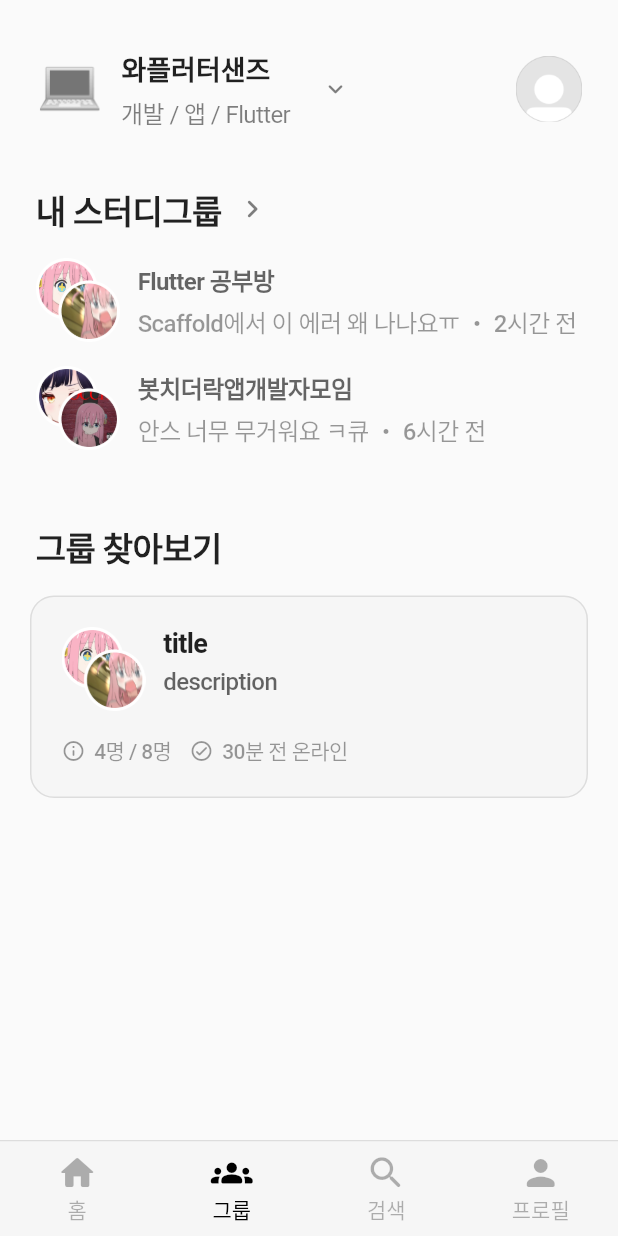
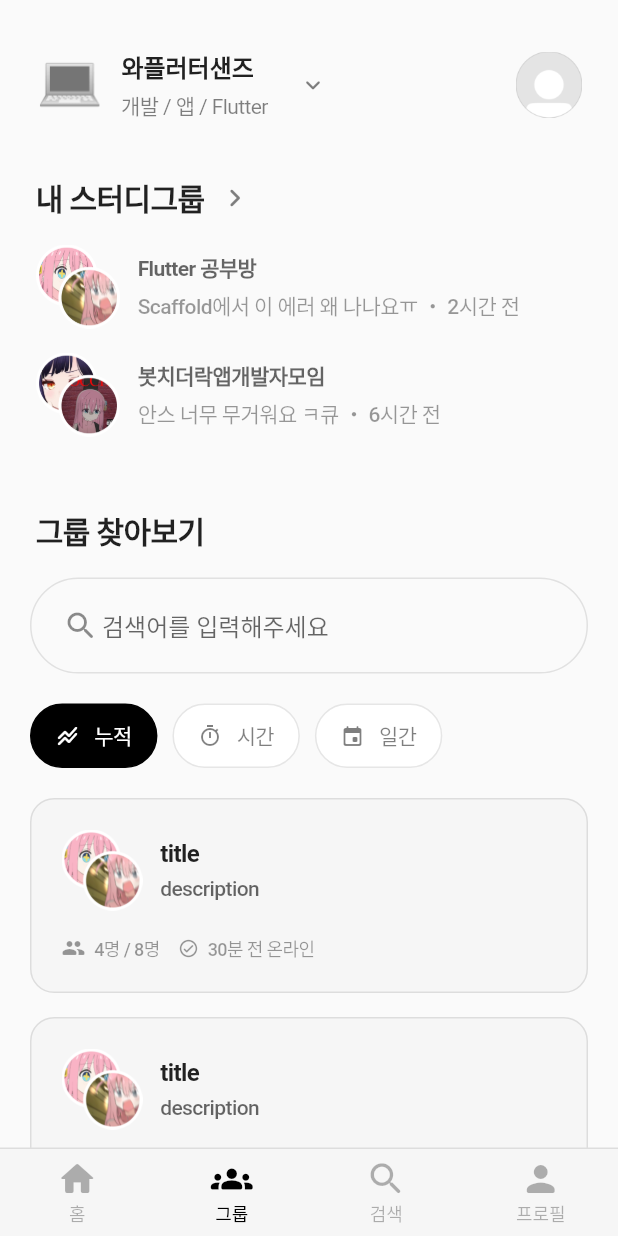
Before and after one commit to fxxntrbl/kscy-2023-frontend, a Flutter app: the screen it shows after launch, item 2 of the bottom bar chosen, on a phone screen of 412 x 824 dp. Run offline on Flutter 3.47's test engine with Material 2 defaults, Android fonts, the phone set to English and light mode, and no system bars; our stand-ins replace tuple; Roboto replaces fonts that are missing (Pretendard).

Commit message:
feat(social): search

```diff
--- a/lib/main.dart
+++ b/lib/main.dart
@@ -16,6 +16,12 @@ class MyApp extends StatelessWidget {
   Widget build(BuildContext context) {
     return MaterialApp(
       title: 'Flutter Demo',
+      builder: (context, child) => MediaQuery(
+        data: MediaQuery.of(context).copyWith(
+          textScaleFactor: 1.0,
+        ),
+        child: child!,
+      ),
       theme: ThemeData(
         fontFamily: 'Pretendard',
         backgroundColor: Colors.white,
@@ -77,8 +83,8 @@ class _MyHomePageState extends State<MyHomePage> {
           ],
           selectedItemColor: Colors.black,
           unselectedItemColor: Color.fromRGBO(0, 0, 0, 0.3),
-          unselectedFontSize: 14,
-          selectedFontSize: 14,
+          unselectedFontSize: 12,
+          selectedFontSize: 12,
         ),
       ),
     );
--- a/lib/pages/home/daily.dart
+++ b/lib/pages/home/daily.dart
@@ -28,7 +28,7 @@ class DailyPage extends StatelessWidget {
                   "오늘 할당된 과제",
                   style: TextStyle(
                       fontWeight: FontWeight.w600,
-                      fontSize: 22,
+                      fontSize: 20,
                       letterSpacing: -0.4),
                 ),
               ),
--- a/lib/pages/social.dart
+++ b/lib/pages/social.dart
@@ -2,6 +2,8 @@ import 'package:flutter/material.dart';
 import 'package:flutter/src/widgets/container.dart';
 import 'package:flutter/src/widgets/framework.dart';
 import 'package:kscy_2023_frontend/widgets/chat.dart';
+import 'package:kscy_2023_frontend/widgets/search.dart';
+import 'package:kscy_2023_frontend/widgets/search_tag.dart';
 import '../widgets/topbar.dart';
 import 'package:kscy_2023_frontend/widgets/chat_suggestion.dart';
 
@@ -15,7 +17,8 @@ class SocialPage extends StatefulWidget {
 class _SocialPageState extends State<SocialPage> {
   @override
   Widget build(BuildContext context) {
-    return Container(
+    return SingleChildScrollView(
+      child: Container(
         child: Column(
           crossAxisAlignment: CrossAxisAlignment.start,
           children: [
@@ -32,7 +35,7 @@ class _SocialPageState extends State<SocialPage> {
                         "내 스터디그룹",
                         style: TextStyle(
                             fontWeight: FontWeight.w600,
-                          fontSize: 22,
+                            fontSize: 20,
                             letterSpacing: -0.4),
                       ),
                       const SizedBox(
@@ -75,7 +78,7 @@ class _SocialPageState extends State<SocialPage> {
                         "그룹 찾아보기",
                         style: TextStyle(
                             fontWeight: FontWeight.w600,
-                          fontSize: 22,
+                            fontSize: 20,
                             letterSpacing: -0.4),
                       ),
                     ],
@@ -86,13 +89,71 @@ class _SocialPageState extends State<SocialPage> {
                 ],
               ),
             ),
+            SearchBar(),
+            const SizedBox(
+              height: 20,
+            ),
+            Padding(
+              padding: const EdgeInsets.symmetric(horizontal: 20),
+              child: Row(
+                crossAxisAlignment: CrossAxisAlignment.center,
+                children: [
+                  SearchTag(
+                    icon: Icons.stacked_line_chart_rounded,
+                    title: "누적",
+                    enabled: true,
+                  ),
+                  const SizedBox(
+                    width: 10,
+                  ),
+                  SearchTag(
+                    icon: Icons.timer_outlined,
+                    title: "시간",
+                    enabled: false,
+                  ),
+                  const SizedBox(
+                    width: 10,
+                  ),
+                  SearchTag(
+                    icon: Icons.event_rounded,
+                    title: "일간",
+                    enabled: false,
+                  ),
+                  const SizedBox(
+                    width: 10,
+                  ),
+                ],
+              ),
+            ),
+            const SizedBox(
+              height: 20,
+            ),
             ChatSuggestion(
                 title: "title",
                 description: "description",
                 minNum: 4,
                 maxNum: 8,
-              lastOnline: 30)
+                lastOnline: 30),
+            const SizedBox(
+              height: 16,
+            ),
+            ChatSuggestion(
+                title: "title",
+                description: "description",
+                minNum: 4,
+                maxNum: 8,
+                lastOnline: 30),
+            const SizedBox(
+              height: 16,
+            ),
+            ChatSuggestion(
+                title: "title",
+                description: "description",
+                minNum: 4,
+                maxNum: 8,
+                lastOnline: 30),
           ],
+        ),
       ),
     );
   }
--- a/lib/widgets/TimeLineLayout.dart
+++ b/lib/widgets/TimeLineLayout.dart
@@ -80,7 +80,7 @@ class _TimeLineLayoutState extends State<TimeLineLayout>
                     cachedTitle[index]!.item1,
                     style: TextStyle(
                       color: Color(0xFF666666),
-                      fontSize: 16,
+                      fontSize: 14,
                       fontWeight: FontWeight.bold,
                     ),
                   ),
@@ -89,7 +89,7 @@ class _TimeLineLayoutState extends State<TimeLineLayout>
                     cachedTitle[index]!.item2,
                     style: TextStyle(
                       color: Color(0xFF666666),
-                      fontSize: 14,
+                      fontSize: 12,
                     ),
                   ),
                 ],
@@ -101,7 +101,7 @@ class _TimeLineLayoutState extends State<TimeLineLayout>
                     "커리큘럼 수정",
                     style: TextStyle(
                       color: Color(0xFF666666),
-                      fontSize: 16,
+                      fontSize: 14,
                       fontWeight: FontWeight.bold,
                     ),
                   ),
@@ -110,7 +110,7 @@ class _TimeLineLayoutState extends State<TimeLineLayout>
                     "AI가 생성된 강좌를 수정할 수 있어요",
                     style: TextStyle(
                       color: Color(0xFF666666),
-                      fontSize: 14,
+                      fontSize: 12,
                     ),
                   ),
                 ],
--- a/lib/widgets/chat.dart
+++ b/lib/widgets/chat.dart
@@ -33,7 +33,7 @@ class ChatWidget extends StatelessWidget {
             Text(
               title,
               style: TextStyle(
-                fontSize: 16,
+                fontSize: 14,
                 fontWeight: FontWeight.w600,
                 color: Color.fromRGBO(0, 0, 0, 0.6),
                 letterSpacing: -0.4,
@@ -45,7 +45,7 @@ class ChatWidget extends StatelessWidget {
             Text(
               desc,
               style: TextStyle(
-                fontSize: 16,
+                fontSize: 14,
                 fontWeight: FontWeight.w500,
                 color: Color.fromRGBO(0, 0, 0, 0.4),
                 letterSpacing: -0.4,
--- a/lib/widgets/chat_suggestion.dart
+++ b/lib/widgets/chat_suggestion.dart
@@ -28,12 +28,12 @@ class ChatSuggestion extends StatelessWidget {
           borderRadius: BorderRadius.circular(16)),
       child: Column(children: [
         Row(
-          crossAxisAlignment: CrossAxisAlignment.start,
+          crossAxisAlignment: CrossAxisAlignment.center,
           children: [
             Image.asset(
               'assets/group1.png',
-              width: 56,
-              height: 56,
+              width: 54,
+              height: 54,
             ),
             const SizedBox(
               width: 12,
@@ -45,7 +45,7 @@ class ChatSuggestion extends StatelessWidget {
                   this.title,
                   style: TextStyle(
                       fontWeight: FontWeight.w600,
-                      fontSize: 18,
+                      fontSize: 16,
                       letterSpacing: -0.4),
                 ),
                 const SizedBox(height: 6),
@@ -53,7 +53,7 @@ class ChatSuggestion extends StatelessWidget {
                   this.description,
                   style: TextStyle(
                       fontWeight: FontWeight.w500,
-                      fontSize: 16,
+                      fontSize: 14,
                       letterSpacing: -0.4,
                       color: Color.fromRGBO(0, 0, 0, 0.6)),
                 )
@@ -64,26 +64,26 @@ class ChatSuggestion extends StatelessWidget {
         const SizedBox(height: 16),
         Row(
           children: [
-            Icon(Icons.info_outline_rounded,
+            Icon(Icons.group_rounded,
                 size: 16, color: Color.fromRGBO(0, 0, 0, 0.4)),
             const SizedBox(width: 6),
             Text(
               "${this.minNum}명 / ${this.maxNum}명",
               style: TextStyle(
                   fontWeight: FontWeight.w500,
-                  fontSize: 14,
+                  fontSize: 12,
                   letterSpacing: -0.4,
                   color: Color.fromRGBO(0, 0, 0, 0.4)),
             ),
             const SizedBox(width: 12),
             Icon(Icons.check_circle_outline_rounded,
-                size: 16, color: Color.fromRGBO(0, 0, 0, 0.4)),
+                size: 14, color: Color.fromRGBO(0, 0, 0, 0.4)),
             const SizedBox(width: 6),
             Text(
               "${this.lastOnline}분 전 온라인",
               style: TextStyle(
                   fontWeight: FontWeight.w500,
-                  fontSize: 14,
+                  fontSize: 12,
                   letterSpacing: -0.4,
                   color: Color.fromRGBO(0, 0, 0, 0.4)),
             ),
--- a/lib/widgets/lecture.dart
+++ b/lib/widgets/lecture.dart
@@ -38,7 +38,7 @@ class LectureCard extends StatelessWidget {
                   this.title,
                   style: TextStyle(
                       fontWeight: FontWeight.w600,
-                      fontSize: 18,
+                      fontSize: 16,
                       letterSpacing: -0.4),
                 ),
                 const SizedBox(height: 6),
@@ -46,7 +46,7 @@ class LectureCard extends StatelessWidget {
                   this.description,
                   style: TextStyle(
                       fontWeight: FontWeight.w500,
-                      fontSize: 16,
+                      fontSize: 14,
                       letterSpacing: -0.4,
                       color: Color.fromRGBO(0, 0, 0, 0.6)),
                 )
@@ -61,7 +61,7 @@ class LectureCard extends StatelessWidget {
                   complete ? "완료 " : "미완료",
                   style: TextStyle(
                       fontWeight: FontWeight.w700,
-                      fontSize: 16,
+                      fontSize: 14,
                       letterSpacing: -0.4,
                       color: Color(complete ? 0x8829C629 : 0x88FF0000)),
                 ),
@@ -79,7 +79,7 @@ class LectureCard extends StatelessWidget {
               "Day ${this.day}까지 수강 권장",
               style: TextStyle(
                   fontWeight: FontWeight.w500,
-                  fontSize: 14,
+                  fontSize: 12,
                   letterSpacing: -0.4,
                   color: Color.fromRGBO(0, 0, 0, 0.4)),
             ),
@@ -95,7 +95,7 @@ class LectureCard extends StatelessWidget {
               (userPref) ? "경훈님이 선택한 강좌에요" : "AI가 추천한 맞춤 과제에요",
               style: TextStyle(
                   fontWeight: FontWeight.w500,
-                  fontSize: 14,
+                  fontSize: 12,
                   letterSpacing: -0.4,
                   color: Color.fromRGBO(0, 0, 0, 0.4)),
             ),
--- /dev/null
+++ b/lib/widgets/search.dart
@@ -0,0 +1,45 @@
+import 'package:flutter/material.dart';
+import 'package:flutter/src/widgets/container.dart';
+import 'package:flutter/src/widgets/framework.dart';
+
+class SearchBar extends StatefulWidget {
+  const SearchBar({super.key});
+
+  @override
+  State<SearchBar> createState() => _SearchBarState();
+}
+
+class _SearchBarState extends State<SearchBar> {
+  final _textController = TextEditingController();
+
+  @override
+  Widget build(BuildContext context) {
+    return Padding(
+      padding: const EdgeInsets.symmetric(horizontal: 20),
+      child: TextFormField(
+        decoration: InputDecoration(
+          hintText: "검색어를 입력해주세요",
+          prefixIcon: Padding(
+            padding: const EdgeInsets.only(left: 20.0),
+            child: Icon(Icons.search_rounded),
+          ),
+          iconColor: Color.fromRGBO(0, 0, 0, 0.5),
+          enabledBorder: OutlineInputBorder(
+            borderRadius: BorderRadius.all(Radius.circular(99)),
+            borderSide:
+                BorderSide(color: Color.fromRGBO(0, 0, 0, 0.1), width: 1),
+          ),
+          focusedBorder: OutlineInputBorder(
+            borderRadius: BorderRadius.all(Radius.circular(99)),
+            borderSide:
+                BorderSide(color: Color.fromRGBO(0, 0, 0, 0.5), width: 1),
+          ),
+        ),
+        controller: this._textController,
+        onChanged: (v) {
+          setState(() {});
+        },
+      ),
+    );
+  }
+}
--- /dev/null
+++ b/lib/widgets/search_tag.dart
@@ -0,0 +1,68 @@
+import 'package:flutter/material.dart';
+import 'package:flutter/src/widgets/container.dart';
+import 'package:flutter/src/widgets/framework.dart';
+
+class SearchTag extends StatelessWidget {
+  const SearchTag(
+      {Key? key,
+      required this.icon,
+      required this.title,
+      required this.enabled})
+      : super(key: key);
+
+  final IconData icon;
+  final String title;
+  final bool enabled;
+
+  Color getBackgroundColor() {
+    if (enabled) {
+      return Colors.black;
+    }
+    return Colors.white;
+  }
+
+  Color getBorderColor() {
+    if (enabled) {
+      return Color.fromRGBO(0, 0, 0, 1);
+    }
+    return Color.fromRGBO(0, 0, 0, 0.1);
+  }
+
+  Color getTextColor() {
+    if (enabled) {
+      return Colors.white;
+    }
+    return Color.fromRGBO(0, 0, 0, 0.5);
+  }
+
+  @override
+  Widget build(BuildContext context) {
+    return Container(
+      padding: const EdgeInsets.only(left: 16, right: 16, top: 10, bottom: 10),
+      decoration: BoxDecoration(
+          border: Border.all(color: this.getBorderColor()),
+          borderRadius: BorderRadius.circular(99),
+          color: getBackgroundColor()),
+      child: Row(
+        children: [
+          Icon(
+            icon,
+            size: 16,
+            color: this.getTextColor(),
+          ),
+          const SizedBox(
+            width: 10,
+          ),
+          Text(
+            title,
+            style: TextStyle(
+                fontSize: 14,
+                color: getTextColor(),
+                letterSpacing: -0.4,
+                fontWeight: FontWeight.w500),
+          )
+        ],
+      ),
+    );
+  }
+}
--- a/lib/widgets/topbar.dart
+++ b/lib/widgets/topbar.dart
@@ -26,7 +26,7 @@ class TopBar extends StatelessWidget {
                     "와플러터샌즈",
                     style: TextStyle(
                       fontWeight: FontWeight.w700,
-                      fontSize: 18,
+                      fontSize: 16,
                     ),
                   ),
                   const SizedBox(height: 4),
@@ -34,7 +34,7 @@ class TopBar extends StatelessWidget {
                     "개발 / 앱 / Flutter",
                     style: TextStyle(
                         fontWeight: FontWeight.w400,
-                        fontSize: 16,
+                        fontSize: 14,
                         color: Color.fromRGBO(0, 0, 0, 0.5),
                         letterSpacing: -0.4),
                   )
```
Also changed, not shown: 41 other files. Lines whose indentation alone changed are shown as unchanged.
